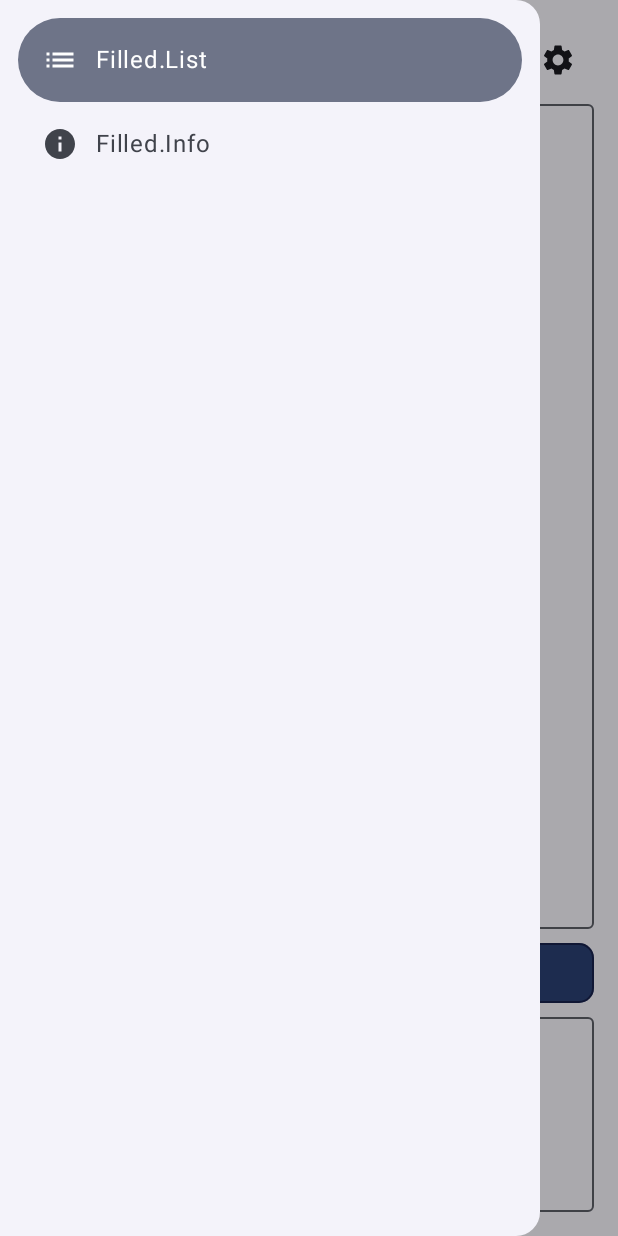
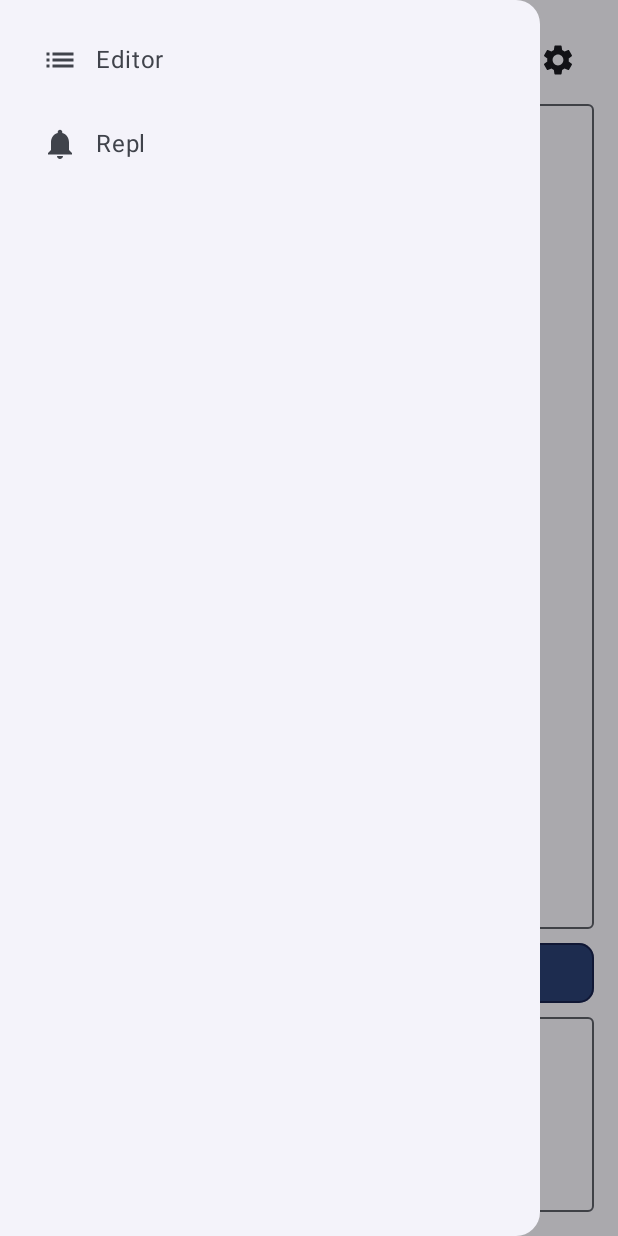
Before and after one commit to bauripalash/Pankti-Android, an Android app built with Jetpack Compose: the screen it shows after launch (MainActivity), after a tap on "Open Drawer", on a phone screen of 412 x 824 dp. Run offline under Robolectric (Android 15) with nearby library versions, the phone set to English and light mode, and no system bars.

Commit message:
Fixed Drawer with navigation for Editor and Repl

```diff
--- a/app/build.gradle
+++ b/app/build.gradle
@@ -47,13 +47,14 @@ android {
 }
 
 dependencies {
-
+    def nav_version = "2.5.3"
     implementation 'androidx.core:core-ktx:1.9.0'
     implementation "androidx.compose.ui:ui:$compose_version"
     implementation 'androidx.compose.material3:material3:1.1.0-alpha01'
     implementation "androidx.compose.ui:ui-tooling-preview:$compose_version"
     implementation 'androidx.lifecycle:lifecycle-runtime-ktx:2.5.1'
     implementation 'androidx.activity:activity-compose:1.6.1'
+    implementation "androidx.navigation:navigation-compose:$nav_version"
     testImplementation 'junit:junit:4.13.2'
     androidTestImplementation 'androidx.test.ext:junit:1.1.3'
     androidTestImplementation 'androidx.test.espresso:espresso-core:3.4.0'
--- a/app/src/main/java/bauri/palash/panktimob/MainActivity.kt
+++ b/app/src/main/java/bauri/palash/panktimob/MainActivity.kt
@@ -15,10 +15,10 @@ import androidx.compose.runtime.rememberCoroutineScope
 import androidx.compose.ui.Modifier
 
 import androidx.compose.ui.tooling.preview.Preview
+import androidx.navigation.compose.rememberNavController
 
 import bauri.palash.panktimob.ui.theme.PanktiMobTheme
 import bauri.palash.panktimob.views.Drawer
-import bauri.palash.panktimob.views.Repl
 
 
 class MainActivity : ComponentActivity() {
@@ -53,6 +53,7 @@ fun MainView() {
     val dState = rememberDrawerState(initialValue = DrawerValue.Closed)
     //Repl()
     Drawer(scope = dScope, dState = dState)
+
 }
 
 
--- /dev/null
+++ b/app/src/main/java/bauri/palash/panktimob/Route.kt
@@ -0,0 +1,6 @@
+package bauri.palash.panktimob
+
+sealed class Route(val route:String){
+    object Repl : Route("Repl")
+    object Editor : Route("Editor")
+}
--- a/app/src/main/java/bauri/palash/panktimob/views/Drawer.kt
+++ b/app/src/main/java/bauri/palash/panktimob/views/Drawer.kt
@@ -4,6 +4,7 @@ import androidx.compose.foundation.layout.*
 import androidx.compose.material.icons.Icons
 import androidx.compose.material.icons.filled.Info
 import androidx.compose.material.icons.filled.List
+import androidx.compose.material.icons.filled.Notifications
 import androidx.compose.material3.*
 import androidx.compose.runtime.Composable
 import androidx.compose.runtime.mutableStateOf
@@ -13,6 +14,10 @@ import androidx.compose.ui.Alignment
 import androidx.compose.ui.Modifier
 import androidx.compose.ui.tooling.preview.Preview
 import androidx.compose.ui.unit.dp
+import androidx.navigation.compose.NavHost
+import androidx.navigation.compose.composable
+import androidx.navigation.compose.rememberNavController
+import bauri.palash.panktimob.Route
 import bauri.palash.panktimob.ui.theme.PanktiMobTheme
 import kotlinx.coroutines.CoroutineScope
 import kotlinx.coroutines.launch
@@ -24,6 +29,9 @@ fun Drawer(
     modifier: Modifier = Modifier, scope: CoroutineScope = rememberCoroutineScope(),
     dState: DrawerState = rememberDrawerState(initialValue = DrawerValue.Closed)
 ) {
+
+    val navCtrl = rememberNavController()
+
 
     //val scope = rememberCoroutineScope()
     val dItems = listOf(
@@ -37,24 +45,55 @@ fun Drawer(
             ModalDrawerSheet() {
 
                 Spacer(modifier = Modifier.height(12.dp))
-                dItems.forEach { item ->
-                    NavigationDrawerItem(label = { Text(item.name) },
+                //dItems.forEach { item ->
+                    NavigationDrawerItem(label = { Text("Editor") },
 
 
-                        selected = item == selItem.value,
+                        selected = false,
                         onClick = {
                             scope.launch { dState.close() }
-                            selItem.value = item
+                            navCtrl.navigate("Editor" ){
+                                popUpTo(navCtrl.graph.startDestDisplayName)
+                                //launchSingleTop = true
+                            }
+
+
+                            //selItem.value =
                         },
                         modifier = Modifier.padding(NavigationDrawerItemDefaults.ItemPadding),
-                        icon = { Icon(item, contentDescription = null) }
+                        icon = { Icon(Icons.Default.List, contentDescription = null) }
                     )
-                }
+
+                NavigationDrawerItem(label = { Text("Repl") },
+
+
+                    selected = false,
+                    onClick = {
+                        scope.launch { dState.close() }
+                        navCtrl.navigate("Repl" ){
+                            popUpTo(navCtrl.graph.startDestDisplayName)
+                            //launchSingleTop(true)
+                        }
+
+                        //selItem.value =
+                    },
+                    modifier = Modifier.padding(NavigationDrawerItemDefaults.ItemPadding),
+                    icon = { Icon(Icons.Default.Notifications, contentDescription = null) }
+                )
+                //}
 
             }
         },
         content = {
-            Repl(scope, dState)
+            //TopMenu(scope, dState )
+            NavHost(navController = navCtrl, startDestination = Route.Repl.route ){
+                composable(route = Route.Repl.route){
+                    Repl(scope = scope, dState =dState )
+                }
+                composable(route = Route.Editor.route){
+                    EditorFragment(scope , dState)
+                }
+            }
         }
     )
 }
--- a/app/src/main/java/bauri/palash/panktimob/views/ReplView.kt
+++ b/app/src/main/java/bauri/palash/panktimob/views/ReplView.kt
@@ -114,7 +114,7 @@ fun codeOutput() {
 
 @OptIn(ExperimentalMaterial3Api::class)
 @Composable
-fun topMenu(scope: CoroutineScope, dState: DrawerState) {
+fun TopMenu(scope: CoroutineScope, dState: DrawerState) {
     Row(modifier = Modifier.fillMaxWidth(), verticalAlignment = Alignment.CenterVertically) {
         IconButton(
             onClick = {
@@ -140,16 +140,16 @@ fun topMenu(scope: CoroutineScope, dState: DrawerState) {
 @OptIn(ExperimentalMaterial3Api::class)
 @Composable
 fun Repl(scope: CoroutineScope, dState: DrawerState) {
+    Surface(modifier = Modifier.fillMaxSize()) {
         Column(
             modifier = Modifier
-            .fillMaxWidth()
-            .fillMaxHeight()
+                .fillMaxSize()
                 .padding(16.dp),
             verticalArrangement = Arrangement.Center,
             horizontalAlignment = Alignment.CenterHorizontally
 
         ) {
-        topMenu(scope, dState)
+            TopMenu(scope, dState)
             Spacer(modifier = Modifier.size(5.dp))
             codeInput()
             Spacer(modifier = Modifier.size(5.dp))
@@ -158,6 +158,8 @@ fun Repl(scope: CoroutineScope, dState: DrawerState) {
             Spacer(modifier = Modifier.size(5.dp))
             codeOutput()
         }
+    }
+
 
 }
 
```
Also changed, not shown: app/src/main/java/bauri/palash/panktimob/views/EditorFragment.kt (added, +34 -0 lines), app/src/main/java/bauri/palash/panktimob/views/EditorScreen.kt (added, +14 -0 lines). Lines whose indentation alone changed are shown as unchanged.
